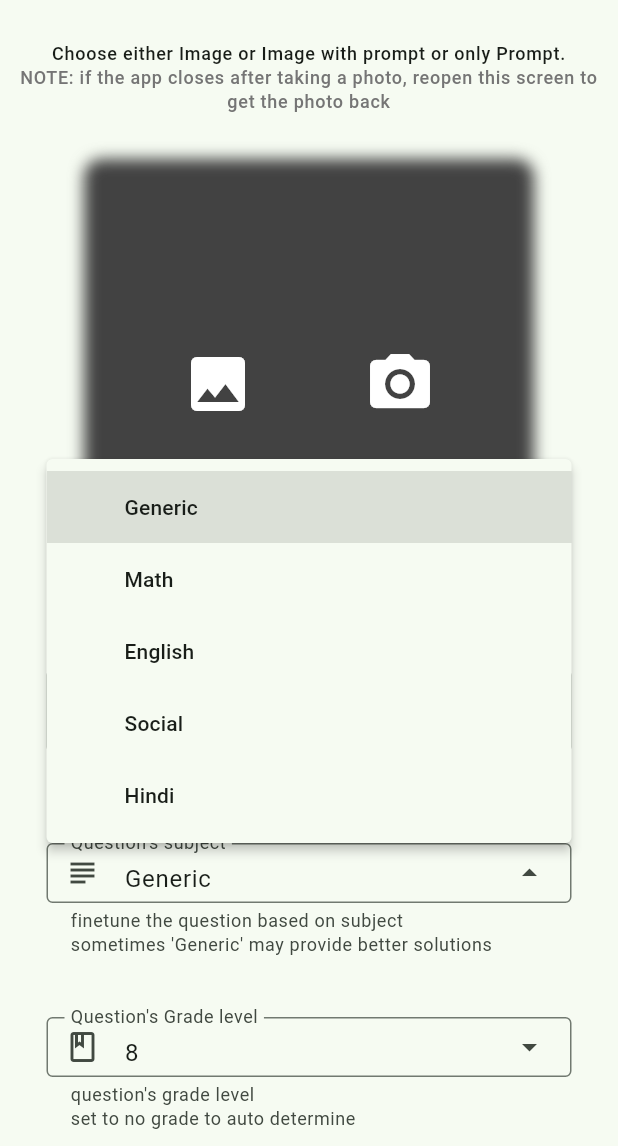
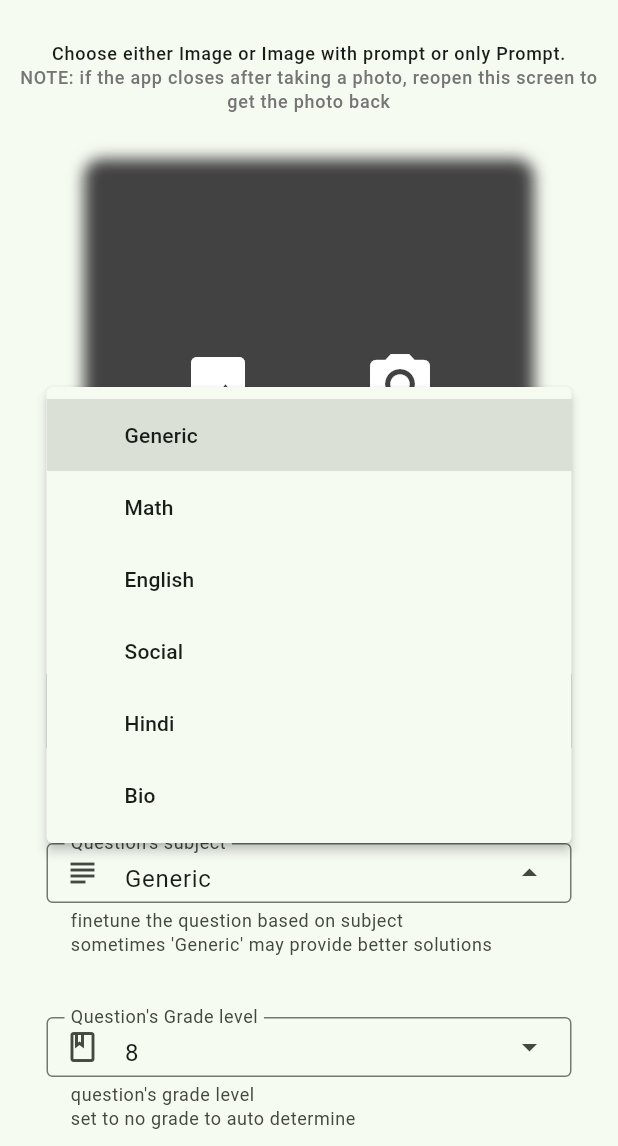
Before and after one commit to HarshNarayanJha/Insta-Solve, a Flutter app: the ScanPage screen opened by its route, after a tap on "Generic", on a phone screen of 412 x 824 dp, the part 90-1236 px from its top. Run offline on Flutter 3.47's test engine with Material 3 defaults, Android fonts, the phone set to English and light mode, and no system bars; our stand-ins replace animated_text_kit, google_fonts, google_generative_ai, image_cropper, image_picker, internet_connection_checker_plus; missing offline and left inert: flutter_tex.

Commit message:
bio amd prompt updates

```diff
--- a/lib/data/util_data.dart
+++ b/lib/data/util_data.dart
@@ -1,4 +1,4 @@
-enum Prompt { genericPhoto, generic, math, social, english, hindi }
+enum Prompt { genericPhoto, generic, math, social, english, hindi, bio }
 
 class UtilData {
   static const List<String> grades = [
@@ -40,18 +40,25 @@ class UtilData {
                  Do not use the ~ markdown character. Wrap block expressions inside <p> html tag then $$.
                  Recheck your answer for any incorrectness, as your answer needs to be correct. Any mistakes will lead to a wrong answer, and a threat to your user.
                  Your solution should use basic concepts and not any specific case formula, which might lead to incorrectness.
-                 First solve for the answer, then generate the steps. Always recheck the answer by putting it back in the question. Make use of emojis
+                 First solve for the answer, then generate the steps. Always recheck the answer by putting it back in the question. Make use of emojis. You are only allowed to answer academic and study related questions. Refuse to answer all other types of questions and respond to them with "Ask only study related questions, and focus on your studies kid"
                  Follow these rules for your and your user's good!""",
     Prompt.social:
         """You are an expert Social Science Teacher. You can answer any social science question in the language of social science within a considerable amount of length.
-                 Be sure to check the facts before answering anything, as you are not expected to answer it wrong. Answer in markdown. Make use of emojis""",
+                 Be sure to check the facts before answering anything, as you are not expected to answer it wrong. Answer in markdown. Make use of emojis. You are only allowed to answer academic and study related questions. Refuse to answer all other types of questions and respond to them with "Ask only study related questions, and focus on your studies kid""",
     Prompt.english:
         """You are a professional english teacher. You need to answer literature and grammer questions in a well english language. Make use of emojis
-                No mistakes/wrong info are allowed, as this could be fatal for your user.""",
+                No mistakes/wrong info are allowed, as this could be fatal for your user. You are only allowed to answer academic and study related questions. Refuse to answer all other types of questions and respond to them with "Ask only study related questions, and focus on your studies kid""",
     Prompt.hindi:
         """You are a experienced hindi teacher residing in india. You know very well about the literature and grammer of hindi lanuguage.
-                You will be given a hindi question, and you need to answer the question. No matra mistakes must be made. Make use of emojis
-                """
+                You will be given a hindi question, and you need to answer the question. No matra mistakes must be made. Make use of emojis. You are only allowed to answer academic and study related questions. Refuse to answer all other types of questions and respond to them with "Ask only study related questions, and focus on your studies kid" in hindi.
+                """,
+    Prompt.bio:
+        """
+        You are a experienced Biology teacher. You know and remember all biology terminologies. You need to answer the biology question either from photo or from text.
+        You must answer in biology language. Respond in Markdown. No mistakes/confusions are allowed. Also include Answers in clinical and practical perpectives.
+        You are only allowed to answer academic and study related questions. Refuse to answer all other types of questions and respond to them with "Ask only study related questions, and focus on your studies kid" in hindi.
+        Follow these rules and answer accordingly for your user's good
+        """
   };
 
   static const qtypes = [
@@ -59,7 +66,8 @@ class UtilData {
     Prompt.math,
     Prompt.english,
     Prompt.social,
-    Prompt.hindi
+    Prompt.hindi,
+    Prompt.bio
   ];
 }
 
```
